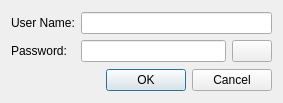
The window that source/client/ui/authorization_dialog.ui (dchapyshev/aspia) describes before a commit, drawn with Qt 5.
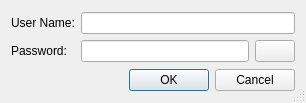
The same window after the commit. Icons and pictures are not drawn.

Patch:
```diff
--- a/source/client/ui/authorization_dialog.ui
+++ b/source/client/ui/authorization_dialog.ui
@@ -6,13 +6,16 @@
    <rect>
     <x>0</x>
     <y>0</y>
-    <width>283</width>
+    <width>306</width>
     <height>103</height>
    </rect>
   </property>
   <property name="windowTitle">
    <string>Authorization</string>
   </property>
+  <property name="sizeGripEnabled">
+   <bool>true</bool>
+  </property>
   <layout class="QVBoxLayout" name="verticalLayout_3">
    <item>
     <layout class="QHBoxLayout" name="horizontalLayout_2">
```
